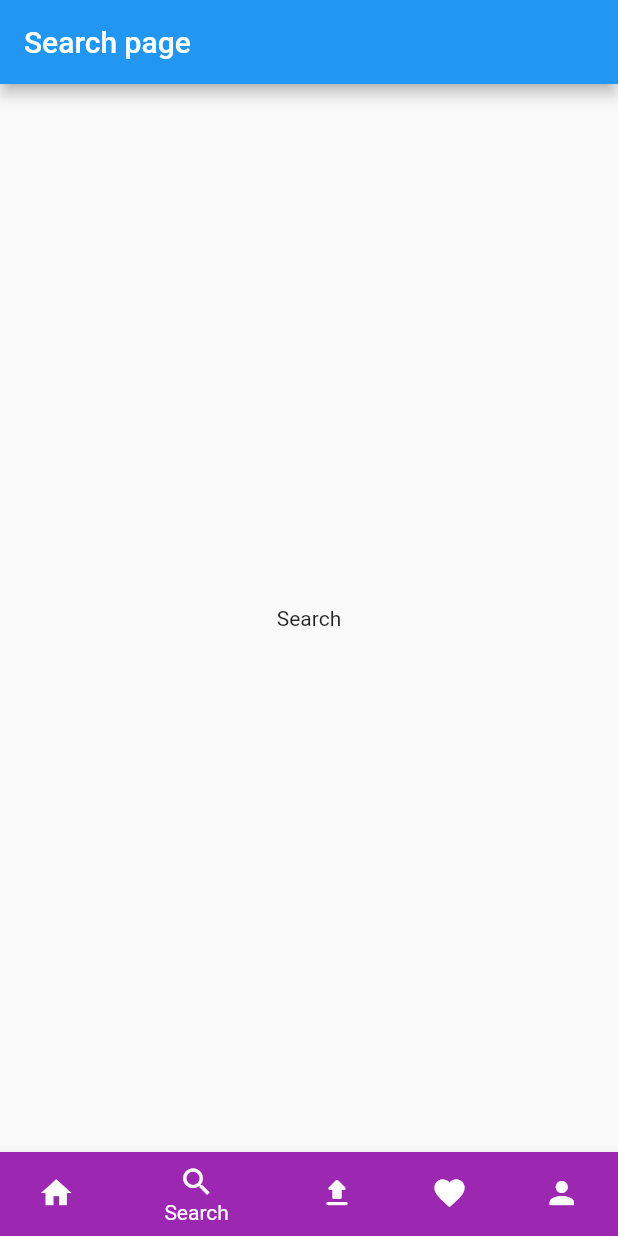
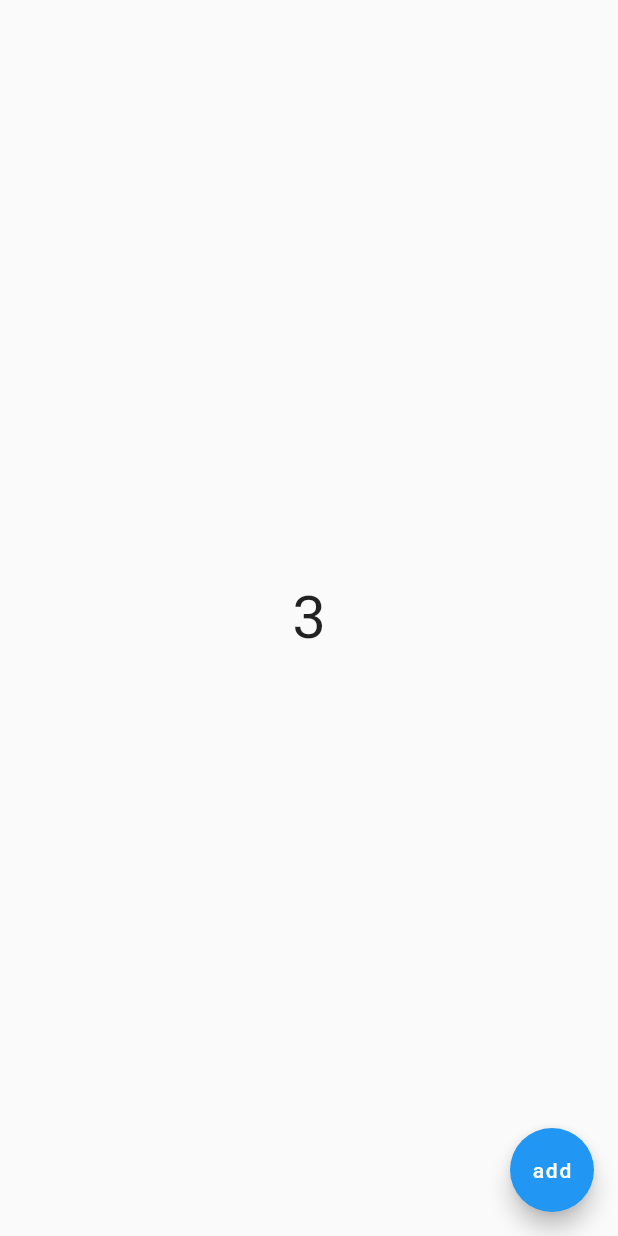
Before and after one commit to mhrhabib/ludo_app, a Flutter app: the screen it shows after launch, on a phone screen of 412 x 824 dp. Run offline on Flutter 3.47's test engine with Material 2 defaults, Android fonts, the phone set to English and light mode, and no system bars.

Commit message:
future function

```diff
--- a/lib/main.dart
+++ b/lib/main.dart
@@ -5,6 +5,7 @@ import 'package:ludo_app/pages/search_page.dart';
 import 'pages/favorite_page.dart';
 import 'pages/ludo_home_page.dart';
 import 'pages/upload_page.dart';
+import 'screens/future_page.dart';
 
 void main() {
   runApp(const MyApp());
@@ -17,7 +18,7 @@ class MyApp extends StatelessWidget {
     return MaterialApp(
       title: 'Flutter Demo',
       theme: ThemeData(primarySwatch: Colors.blue),
-      home: const MainPage(),
+      home: FuturePage(),
     );
   }
 }
--- /dev/null
+++ b/lib/screens/future_page.dart
@@ -0,0 +1,77 @@
+// ignore_for_file: avoid_print
+
+import 'dart:async';
+
+import 'package:flutter/material.dart';
+
+class FuturePage extends StatelessWidget {
+  final StreamController streamController = StreamController();
+
+  Future<void> getInfo() async {
+    await Future.delayed(Duration(seconds: 3), () {
+      print("This is a message that will come after 3 seconds");
+      return 4;
+    });
+    await Future.delayed(Duration(seconds: 2), () {
+      print("This is a message that will come after 2  ");
+    });
+
+    print("This is a normal text");
+  }
+
+  void getStream() async {
+    streamController.stream.listen((event) {
+      print(event);
+    });
+
+    for (int i = 0; i < 4; i++) {
+      streamController.add('you got a message');
+      await Future.delayed(Duration(seconds: 2), () {
+        print('read the message');
+      });
+    }
+  }
+
+  Future<String> getString() async {
+    final userText = await Future.delayed(Duration(seconds: 4), () {
+      return "Success";
+    });
+    return userText;
+  }
+
+  Stream getMyStream() async* {
+    for (int i = 0; i <= 10; i++) {
+      yield i;
+      await Future.delayed(Duration(seconds: 2));
+    }
+  }
+
+  @override
+  Widget build(BuildContext context) {
+    return Scaffold(
+      floatingActionButton: FloatingActionButton(
+        onPressed: () {
+          streamController.add("event");
+        },
+        child: const Text("add"),
+      ),
+      body: Center(
+        child: StreamBuilder(
+          stream: getMyStream(),
+          builder: (context, AsyncSnapshot snapshot) {
+            if (snapshot.hasData) {
+              return Text(
+                snapshot.data.toString(),
+                style: TextStyle(
+                  fontSize: 40,
+                ),
+              );
+            } else {
+              return CircularProgressIndicator();
+            }
+          },
+        ),
+      ),
+    );
+  }
+}
```
